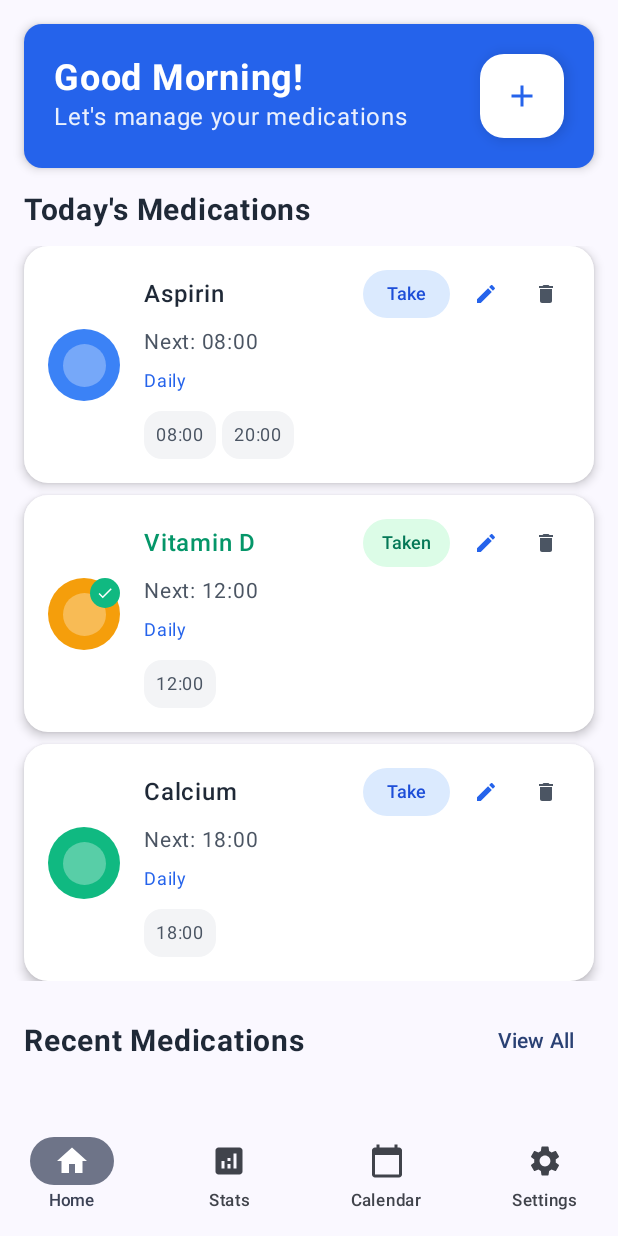
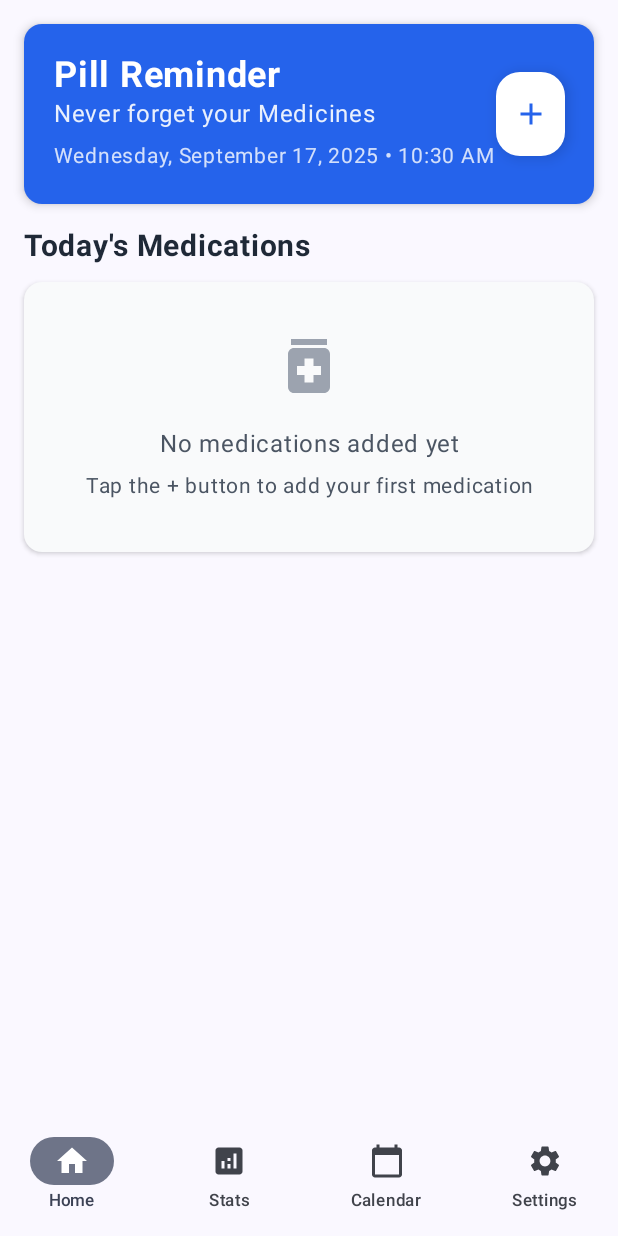
Before and after one commit to wahidsuman/Pill-, an Android app built with Jetpack Compose: the screen it shows after launch (MainActivity), on a phone screen of 412 x 824 dp. Run offline under Robolectric (Android 15) with nearby library versions, the phone set to English and light mode, and no system bars; our stand-ins replace Dagger/Hilt's generated code, Room's generated code.

Commit message:
Clean up app and restore homepage functionality
- Remove all fake/placeholder data from HomeScreen and ViewModel
- Connect HomeScreen to PillViewModel for real data
- Update header to 'Pill Reminder - Never forget your Medicines' with date/time
- Fix '+' button to properly open AddPillModal via ViewModel
- Simplify homepage by removing complex sections
- Add empty state for when no medications are added
- Connect pill actions (mark as taken, edit, delete) to ViewModel
- Remove sample pills generation from ViewModel
- Update MainNavigation to inject and pass ViewModel to HomeScreen

```diff
--- a/app/src/main/java/com/pilltracker/app/ui/navigation/MainNavigation.kt
+++ b/app/src/main/java/com/pilltracker/app/ui/navigation/MainNavigation.kt
@@ -8,7 +8,9 @@ import androidx.compose.runtime.*
 import androidx.compose.ui.Modifier
 import androidx.compose.ui.graphics.vector.ImageVector
 import androidx.compose.ui.unit.dp
+import androidx.hilt.navigation.compose.hiltViewModel
 import com.pilltracker.app.ui.screens.*
+import com.pilltracker.app.ui.viewmodel.PillViewModel
 
 sealed class Screen(
     val route: String,
@@ -25,6 +27,7 @@ sealed class Screen(
 @Composable
 fun MainNavigation() {
     var selectedScreen by remember { mutableStateOf<Screen>(Screen.Home) }
+    val pillViewModel: PillViewModel = hiltViewModel()
 
     Scaffold(
         bottomBar = {
@@ -65,7 +68,7 @@ fun MainNavigation() {
                 .padding(paddingValues)
         ) {
             when (selectedScreen) {
-                Screen.Home -> HomeScreen()
+                Screen.Home -> HomeScreen(viewModel = pillViewModel)
                 Screen.Stats -> StatsScreen()
                 Screen.Calendar -> CalendarScreen()
                 Screen.Settings -> SettingsScreen()
--- a/app/src/main/java/com/pilltracker/app/ui/screens/HomeScreen.kt
+++ b/app/src/main/java/com/pilltracker/app/ui/screens/HomeScreen.kt
@@ -11,56 +11,22 @@ import androidx.compose.ui.Alignment
 import androidx.compose.ui.Modifier
 import androidx.compose.ui.graphics.Color
 import androidx.compose.ui.text.font.FontWeight
+import androidx.compose.ui.text.style.TextAlign
 import androidx.compose.ui.unit.dp
 import androidx.compose.ui.unit.sp
 import com.pilltracker.app.data.model.Pill
 import com.pilltracker.app.ui.components.PillCard
+import com.pilltracker.app.ui.components.AddPillModal
+import com.pilltracker.app.ui.viewmodel.PillViewModel
 import com.pilltracker.app.ui.theme.*
 
 @OptIn(ExperimentalMaterial3Api::class)
 @Composable
-fun HomeScreen() {
-    // This will be populated with actual data from ViewModel
-    val pills = remember {
-        listOf(
-            Pill(
-                id = 1,
-                name = "Aspirin",
-                dosage = "100mg",
-                times = listOf("08:00", "20:00"),
-                color = "blue",
-                imagePath = "",
-                nextDose = "08:00",
-                frequency = "daily",
-                customDays = emptyList(),
-                taken = false
-            ),
-            Pill(
-                id = 2,
-                name = "Vitamin D",
-                dosage = "1000 IU",
-                times = listOf("12:00"),
-                color = "orange",
-                imagePath = "",
-                nextDose = "12:00",
-                frequency = "daily",
-                customDays = emptyList(),
-                taken = true
-            ),
-            Pill(
-                id = 3,
-                name = "Calcium",
-                dosage = "500mg",
-                times = listOf("18:00"),
-                color = "green",
-                imagePath = "",
-                nextDose = "18:00",
-                frequency = "daily",
-                customDays = emptyList(),
-                taken = false
-            )
-        )
-    }
+fun HomeScreen(
+    viewModel: PillViewModel? = null
+) {
+    val pills by viewModel?.pills?.collectAsState() ?: remember { mutableStateOf(emptyList()) }
+    val showAddForm by viewModel?.showAddForm?.collectAsState() ?: remember { mutableStateOf(false) }
 
     var showAddPillModal by remember { mutableStateOf(false) }
 
@@ -69,23 +35,28 @@ fun HomeScreen() {
     ) {
         // Header with greeting and add button
         HomeHeader(
-            onAddPill = { showAddPillModal = true }
+            onAddPill = {
+                viewModel?.showAddForm() ?: run { showAddPillModal = true }
+            }
         )
 
         // Today's medications
-        TodayMedicationsSection(pills = pills)
-
-        // Recent medications
-        RecentMedicationsSection(pills = pills)
+        TodayMedicationsSection(pills = pills, viewModel = viewModel)
     }
 
     // Add Pill Modal
+    if (showAddForm) {
+        AddPillModal(
+            onDismiss = { viewModel?.hideAddForm() },
+            onAddPill = { pill -> viewModel?.addPill(pill) }
+        )
+    }
+
     if (showAddPillModal) {
-        // This would use the existing AddPillModal
-        // AddPillModal(
-        //     onDismiss = { showAddPillModal = false },
-        //     onAddPill = { /* Handle add pill */ }
-        // )
+        AddPillModal(
+            onDismiss = { showAddPillModal = false },
+            onAddPill = { /* Handle add pill */ }
+        )
     }
 }
 
@@ -108,15 +79,21 @@ fun HomeHeader(onAddPill: () -> Unit) {
             ) {
                 Column {
                     Text(
-                        text = "Good ${getTimeOfDay()}!",
+                        text = "Pill Reminder",
                         fontSize = 24.sp,
                         fontWeight = FontWeight.Bold,
                         color = Color.White
                     )
                     Text(
-                        text = "Let's manage your medications",
+                        text = "Never forget your Medicines",
                         fontSize = 16.sp,
                         color = Color.White.copy(alpha = 0.9f)
+                    )
+                    Text(
+                        text = getCurrentDateTime(),
+                        fontSize = 14.sp,
+                        color = Color.White.copy(alpha = 0.8f),
+                        modifier = Modifier.padding(top = 4.dp)
                     )
                 }
 
@@ -138,7 +115,10 @@ fun HomeHeader(onAddPill: () -> Unit) {
 }
 
 @Composable
-fun TodayMedicationsSection(pills: List<Pill>) {
+fun TodayMedicationsSection(
+    pills: List<Pill>,
+    viewModel: PillViewModel? = null
+) {
     Column(
         modifier = Modifier.padding(horizontal = 16.dp)
     ) {
@@ -150,105 +130,63 @@ fun TodayMedicationsSection(pills: List<Pill>) {
             modifier = Modifier.padding(bottom = 12.dp)
         )
 
+        if (pills.isEmpty()) {
+            Card(
+                modifier = Modifier.fillMaxWidth(),
+                colors = CardDefaults.cardColors(containerColor = Gray50),
+                elevation = CardDefaults.cardElevation(defaultElevation = 2.dp)
+            ) {
+                Column(
+                    modifier = Modifier
+                        .fillMaxWidth()
+                        .padding(32.dp),
+                    horizontalAlignment = Alignment.CenterHorizontally
+                ) {
+                    Icon(
+                        imageVector = Icons.Default.Medication,
+                        contentDescription = null,
+                        tint = Gray400,
+                        modifier = Modifier.size(48.dp)
+                    )
+                    Spacer(modifier = Modifier.height(16.dp))
+                    Text(
+                        text = "No medications added yet",
+                        fontSize = 16.sp,
+                        color = Gray600,
+                        textAlign = TextAlign.Center
+                    )
+                    Text(
+                        text = "Tap the + button to add your first medication",
+                        fontSize = 14.sp,
+                        color = Gray600,
+                        textAlign = TextAlign.Center,
+                        modifier = Modifier.padding(top = 4.dp)
+                    )
+                }
+            }
+        } else {
             LazyColumn(
                 verticalArrangement = Arrangement.spacedBy(8.dp)
             ) {
                 items(pills) { pill ->
                     PillCard(
                         pill = pill,
-                    onMarkAsTaken = { /* Handle toggle */ },
-                    onEditPill = { /* Handle edit */ },
-                    onDeletePill = { /* Handle delete */ }
+                        onMarkAsTaken = { viewModel?.markAsTaken(pill) },
+                        onEditPill = { viewModel?.showEditForm(pill) },
+                        onDeletePill = { viewModel?.deletePill(pill) }
                     )
                 }
             }
         }
     }
-
-@Composable
-fun RecentMedicationsSection(pills: List<Pill>) {
-    Column(
-        modifier = Modifier.padding(16.dp)
-    ) {
-        Row(
-            modifier = Modifier.fillMaxWidth(),
-            horizontalArrangement = Arrangement.SpaceBetween,
-            verticalAlignment = Alignment.CenterVertically
-        ) {
-            Text(
-                text = "Recent Medications",
-                fontSize = 20.sp,
-                fontWeight = FontWeight.Bold,
-                color = Gray800
-            )
-
-            TextButton(onClick = { /* Navigate to all medications */ }) {
-                Text("View All")
-            }
 }
 
-        Spacer(modifier = Modifier.height(12.dp))
 
-        // Quick stats cards
-        Row(
-            modifier = Modifier.fillMaxWidth(),
-            horizontalArrangement = Arrangement.spacedBy(12.dp)
-        ) {
-            QuickStatCard(
-                title = "Total Pills",
-                value = pills.size.toString(),
-                icon = Icons.Default.Medication,
-                color = Blue600,
-                modifier = Modifier.weight(1f)
-            )
-            QuickStatCard(
-                title = "Taken Today",
-                value = pills.count { it.taken }.toString(),
-                icon = Icons.Default.CheckCircle,
-                color = Green600,
-                modifier = Modifier.weight(1f)
-            )
-        }
-    }
-}
-
-@Composable
-fun QuickStatCard(
-    title: String,
-    value: String,
-    icon: androidx.compose.ui.graphics.vector.ImageVector,
-    color: Color,
-    modifier: Modifier = Modifier
-) {
-    Card(
-        modifier = modifier,
-        colors = CardDefaults.cardColors(containerColor = Color.White),
-        elevation = CardDefaults.cardElevation(defaultElevation = 2.dp)
-    ) {
-        Column(
-            modifier = Modifier.padding(16.dp),
-            horizontalAlignment = Alignment.CenterHorizontally
-        ) {
-            Icon(
-                imageVector = icon,
-                contentDescription = title,
-                tint = color,
-                modifier = Modifier.size(32.dp)
-            )
-            Spacer(modifier = Modifier.height(8.dp))
-            Text(
-                text = value,
-                fontSize = 18.sp,
-                fontWeight = FontWeight.Bold,
-                color = Gray800
-            )
-            Text(
-                text = title,
-                fontSize = 12.sp,
-                color = Gray600
-            )
-        }
-    }
+private fun getCurrentDateTime(): String {
+    val calendar = java.util.Calendar.getInstance()
+    val dateFormat = java.text.SimpleDateFormat("EEEE, MMMM dd, yyyy", java.util.Locale.getDefault())
+    val timeFormat = java.text.SimpleDateFormat("hh:mm a", java.util.Locale.getDefault())
+    return "${dateFormat.format(calendar.time)} • ${timeFormat.format(calendar.time)}"
 }
 
 private fun getTimeOfDay(): String {
```
Also changed, not shown: app/src/main/java/com/pilltracker/app/ui/viewmodel/PillViewModel.kt (+0 -53 lines). Lines whose indentation alone changed are shown as unchanged.
